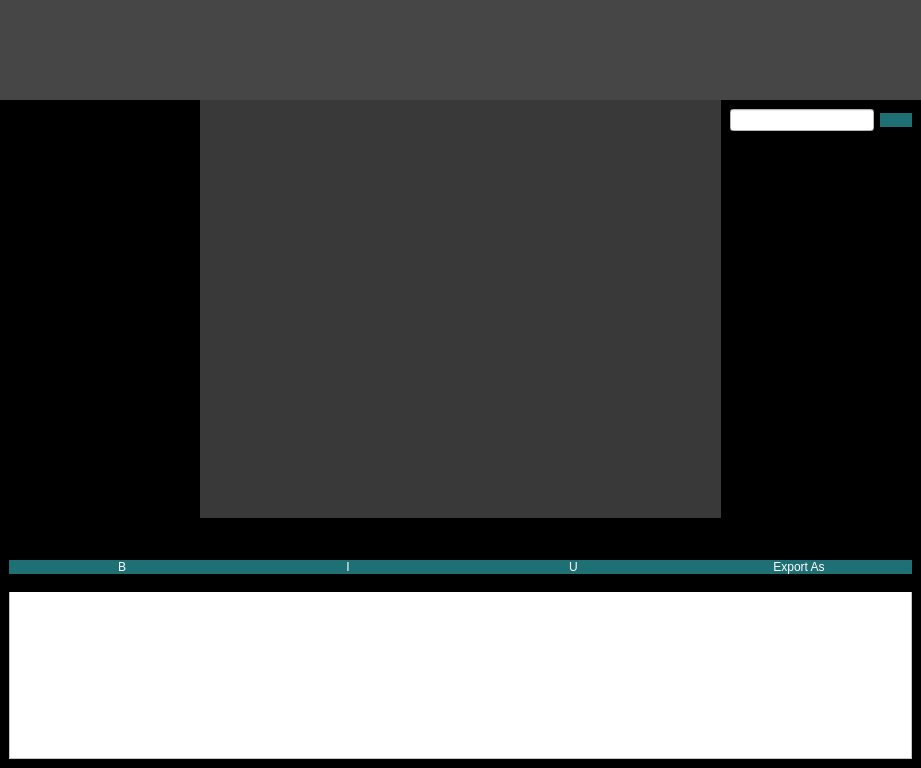
The window that pdfReader.ui (geekyAnjali/PdfReading) describes before a commit, drawn with Qt 5.
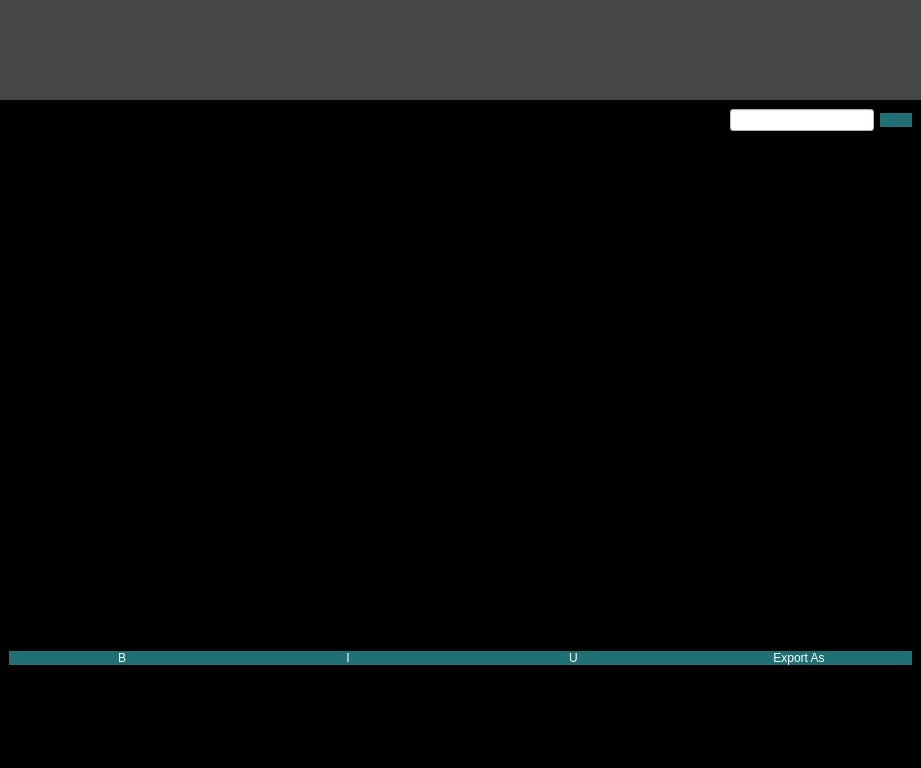
The same window after the commit. Icons and pictures are not drawn.

```diff
--- a/pdfReader.ui
+++ b/pdfReader.ui
@@ -122,9 +122,6 @@
        </size>
       </property>
       <layout class="QGridLayout" name="gridLayout_2">
-       <item row="2" column="0">
-        <widget class="QPlainTextEdit" name="plainTextEdit"/>
-       </item>
        <item row="1" column="0">
         <widget class="QWidget" name="widget_6" native="true">
          <property name="minimumSize">
@@ -219,16 +216,6 @@
        <property name="spacing">
         <number>0</number>
        </property>
-       <item row="0" column="0">
-        <widget class="QLabel" name="label_2">
-         <property name="styleSheet">
-          <string notr="true">background-color: rgb(57, 57, 57);</string>
-         </property>
-         <property name="text">
-          <string/>
-         </property>
-        </widget>
-       </item>
       </layout>
      </widget>
     </item>
```
Left out of the diff: 16 changed lines with no effect on the pictures.
